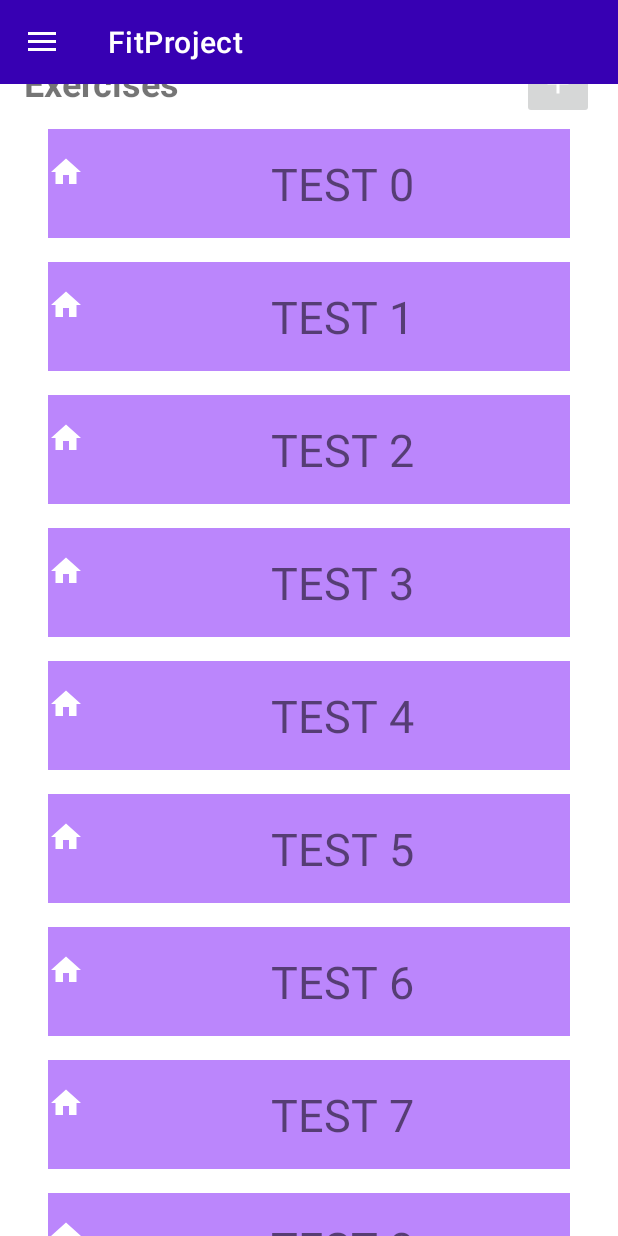
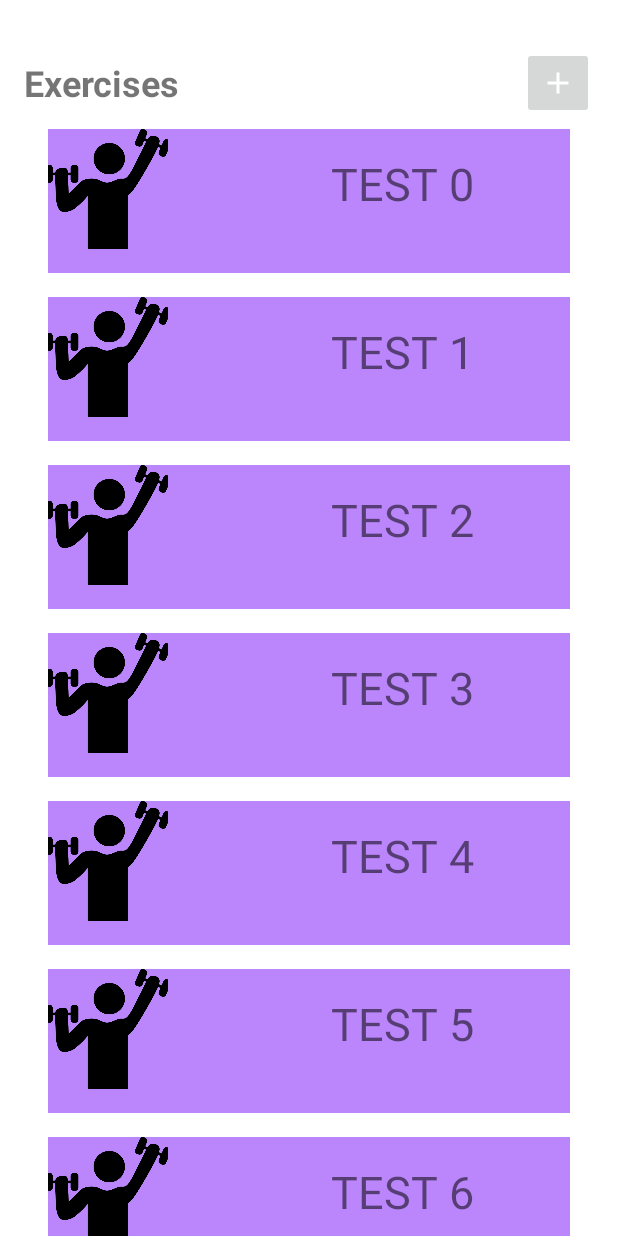
Before and after one commit to khodchenko/FitProject, an Android app: the screen it shows after launch (MainActivity), after a tap on an icon or button, on a phone screen of 412 x 824 dp. Run offline under Robolectric (Android 15) with nearby library versions, the phone set to English and light mode, and no system bars; 4 statements that could not run were skipped.

Commit message:
AlertDialog menu to add new item in RecyclerView list on NewExerciseFragment.kt

```diff
--- a/app/src/main/java/com/example/fitproject/NewExerciseFragment.kt
+++ b/app/src/main/java/com/example/fitproject/NewExerciseFragment.kt
@@ -1,23 +1,30 @@
 package com.example.fitproject
 
+
+import android.annotation.SuppressLint
+import android.app.AlertDialog
 import android.os.Bundle
 import android.view.LayoutInflater
 import android.view.View
-import android.view.ViewGroup
+import android.widget.Button
+import android.widget.EditText
 import android.widget.ImageButton
 import androidx.fragment.app.Fragment
 import androidx.recyclerview.widget.LinearLayoutManager
-
 import androidx.recyclerview.widget.RecyclerView
 import com.example.fitproject.adapters.RecyclerViewAdapter
 import com.example.fitproject.databinding.FragmentNewExerciseBinding
-import com.example.fitproject.model.DataSource
 import com.example.fitproject.model.Exercise
+import androidx.appcompat.app.AppCompatActivity
 
 
-class NewExerciseFragment : Fragment() {
 
-    companion object{
+
+
+class NewExerciseFragment : Fragment(R.layout.fragment_new_exercise) {
+
+
+    companion object {
         @JvmStatic
         fun newInstance(): NewExerciseFragment {
             val args = Bundle().apply {
@@ -30,37 +37,81 @@ class NewExerciseFragment : Fragment() {
         }
     }
 
+
     private lateinit var binding: FragmentNewExerciseBinding
 
     private lateinit var recyclerAdapter: RecyclerViewAdapter
     var exercisesList = mutableListOf<Exercise>()
     private lateinit var recyclerview: RecyclerView
     private lateinit var addNewExerciseButton: ImageButton
+    val listOfItems = mutableListOf<Exercise>()
 
 
 
-
-    override fun onCreateView(
-        inflater: LayoutInflater,
-        container: ViewGroup?,
-        savedInstanceState: Bundle?
-    ): View? {
-        return inflater.inflate(R.layout.fragment_new_exercise, container, false)
-    }
 
     override fun onViewCreated(view: View, savedInstanceState: Bundle?) {
         super.onViewCreated(view, savedInstanceState)
         binding = FragmentNewExerciseBinding.bind(view)
 
 
+        createBaseList()
 
 
-        recyclerAdapter = RecyclerViewAdapter(Exercise.createBaseList(20))
+
+        recyclerAdapter = RecyclerViewAdapter(listOfItems)
+
+
         recyclerview = binding.recyclerView
         recyclerview.layoutManager = LinearLayoutManager(requireContext())
         recyclerview.adapter = recyclerAdapter
-        recyclerview.setHasFixedSize(true)
+       // recyclerview.setHasFixedSize(true)
 
+        binding.ibAddNewExercise.setOnClickListener {
+            addNewExercise()
+        }
+    }
+
+    override fun onResume() {
+        super.onResume()
+        (activity as AppCompatActivity?)!!.supportActionBar!!.hide()
+    }
+
+    private fun createBaseList() {
+        var index = 0
+        while (index < 100){
+            listOfItems.add(Exercise(index.toLong(),"TEST $index",R.drawable.base_exercise,"test"))
+            index++
+        }
+    }
+
+    @SuppressLint("InflateParams", "NotifyDataSetChanged")
+    private fun addNewExercise(){
+        val inflater = LayoutInflater.from(activity)
+        val inflated = inflater.inflate(R.layout.dialog_add_exercise, null)
+        val imageChooseButton = inflated.findViewById<Button>(R.id.button_addImage)
+        val editText = inflated.findViewById<EditText>(R.id.editText_addExerciseName)
+
+        val addDialog = AlertDialog.Builder(activity)
+        addDialog.setView(inflated)
+            .setPositiveButton("Confirm"){
+                addDialog,_ ->
+               // val image =
+                val name = editText.text.toString()
+                listOfItems.add(Exercise((listOfItems.lastIndex)+1.toLong(),name,R.drawable.base_exercise,"test"))
+                recyclerAdapter.notifyDataSetChanged()
+                addDialog.dismiss()
+            }
+            .setNegativeButton("Cancel"){
+                addDialog,_->
+                addDialog.dismiss()
+            }
+            .create()
+            .show()
 
     }
+
+    override fun onStop() {
+        super.onStop()
+        (activity as AppCompatActivity?)!!.supportActionBar!!.show()
+    }
 }
--- a/app/src/main/java/com/example/fitproject/adapters/RecyclerViewAdapter.kt
+++ b/app/src/main/java/com/example/fitproject/adapters/RecyclerViewAdapter.kt
@@ -1,16 +1,21 @@
 package com.example.fitproject.adapters
 
+import android.annotation.SuppressLint
 import android.view.LayoutInflater
 import android.view.View
 import android.view.ViewGroup
 import android.widget.ImageView
 import android.widget.TextView
+import android.widget.Toast
 import androidx.recyclerview.widget.RecyclerView
 import com.example.fitproject.R
-import com.example.fitproject.model.DataSource
 import com.example.fitproject.model.Exercise
+import com.example.fitproject.model.ExerciseService
 
-class RecyclerViewAdapter(val dataSet: ArrayList<Exercise>) :  RecyclerView.Adapter<RecyclerViewAdapter.ViewHolder>(){
+
+class RecyclerViewAdapter(
+    var dataSet: List<Exercise>
+) : RecyclerView.Adapter<RecyclerViewAdapter.ViewHolder>(){
 
 
     class ViewHolder(view: View) : RecyclerView.ViewHolder(view) {
@@ -37,13 +42,16 @@ class RecyclerViewAdapter(val dataSet: ArrayList<Exercise>) :  RecyclerView.Adap
     // Replace the contents of a view (invoked by the layout manager)
     override fun onBindViewHolder(viewHolder: ViewHolder, position: Int) {
         val currentItem = dataSet[position]
-        // Get element from your dataset at this position and replace the
-        // contents of the view with that element
+
+        viewHolder.imageView.tag = dataSet //click
+
         viewHolder.textView.text = currentItem.name
-        viewHolder.imageView.setImageResource(currentItem.image)  //todo change to specific image
+        viewHolder.imageView.setImageResource(currentItem.image)
     }
 
     // Return the size of your dataset (invoked by the layout manager)
     override fun getItemCount() = dataSet.size
 
+
+
 }
--- a/app/src/main/java/com/example/fitproject/model/Exercise.kt
+++ b/app/src/main/java/com/example/fitproject/model/Exercise.kt
@@ -10,22 +10,4 @@ data class Exercise(
     @DrawableRes
     val image: Int,
     val description: String
-) {
-    companion object {
-
-        fun createBaseList(numExercises: Int): ArrayList<Exercise> {
-            val exercise = ArrayList<Exercise>()
-            var i =0
-            while (i != numExercises){
-                exercise.add(Exercise(i.toLong(),"TEST ${i}",R.drawable.ic_home,"TEST" ))
-                i++
-            }
-            return exercise
-        }
-
-        fun addNewExercise(putLastId:Long,imageResource: Drawable, exerciseName: String) {
-            val exercise = ArrayList<Exercise>()
-            exercise.add(Exercise(1,exerciseName,R.drawable.ic_home,"TEST" ))
-        }
-    }
-}
+)
--- a/app/src/main/java/com/example/fitproject/screens/ExercisesFragment.kt
+++ b/app/src/main/java/com/example/fitproject/screens/ExercisesFragment.kt
@@ -1,9 +1,6 @@
 package com.example.fitproject.screens
 
-import android.os.Bundle
-import android.view.LayoutInflater
-import android.view.View
-import android.view.ViewGroup
+
 import androidx.fragment.app.Fragment
 import com.example.fitproject.R
 
--- a/app/src/main/java/com/example/fitproject/screens/LoginFragment.kt
+++ b/app/src/main/java/com/example/fitproject/screens/LoginFragment.kt
@@ -1,9 +1,8 @@
 package com.example.fitproject.screens
 
-import android.os.Bundle
-import android.view.View
+
 import androidx.fragment.app.Fragment
-import androidx.navigation.fragment.findNavController
+
 import com.example.fitproject.R
 
 class LoginFragment : Fragment(R.layout.fragment_login)
--- a/app/src/main/java/com/example/fitproject/screens/MainFragment.kt
+++ b/app/src/main/java/com/example/fitproject/screens/MainFragment.kt
@@ -9,7 +9,7 @@ import android.view.animation.AnimationUtils
 import android.widget.TextView
 import android.widget.Toast
 
-import androidx.appcompat.widget.AppCompatTextView
+
 import androidx.fragment.app.Fragment
 import androidx.fragment.app.FragmentManager
 import androidx.viewpager2.widget.ViewPager2
--- a/app/src/main/res/layout/add_exersice_item.xml
+++ b/app/src/main/res/layout/add_exersice_item.xml
@@ -9,7 +9,7 @@
     <androidx.constraintlayout.widget.ConstraintLayout
         android:id="@+id/constraintLayout"
         android:layout_width="match_parent"
-        android:layout_height="match_parent"
+        android:layout_height="wrap_content"
         android:paddingBottom="16dp"
         android:layout_marginStart="24dp"
         android:background="@color/purple_200"
@@ -20,27 +20,32 @@
 
         <ImageView
             android:id="@+id/iv_exerciseItem"
-            android:layout_width="wrap_content"
-            android:layout_height="wrap_content"
+            android:layout_width="80dp"
+            android:layout_height="80dp"
+            android:background="?android:attr/selectableItemBackgroundBorderless"
             android:src="@mipmap/ic_launcher_round"
             app:layout_constraintBottom_toBottomOf="parent"
             app:layout_constraintStart_toStartOf="parent"
             app:layout_constraintTop_toTopOf="parent"
+            app:layout_constraintVertical_bias="0.0"
+            tools:background="?android:attr/selectableItemBackgroundBorderless"
             tools:srcCompat="@tools:sample/avatars" />
 
         <TextView
             android:id="@+id/tv_exersiceItem"
             android:layout_width="wrap_content"
             android:layout_height="wrap_content"
-            android:text="Exercise Description"
             android:layout_marginStart="28dp"
             android:layout_marginTop="16dp"
             android:layout_marginEnd="8dp"
+            android:text="Exercise Description"
             android:textSize="30sp"
             app:layout_constraintBottom_toBottomOf="parent"
             app:layout_constraintEnd_toEndOf="parent"
+            app:layout_constraintHorizontal_bias="0.588"
             app:layout_constraintStart_toEndOf="@+id/iv_exerciseItem"
-            app:layout_constraintTop_toTopOf="parent" />
+            app:layout_constraintTop_toTopOf="parent"
+            app:layout_constraintVertical_bias="0.0" />
     </androidx.constraintlayout.widget.ConstraintLayout>
 
 </LinearLayout>
```
Also changed, not shown: app/src/main/java/com/example/fitproject/App.kt (added, +9 -0 lines), app/src/main/java/com/example/fitproject/NoticeDialogFragment.kt (deleted, +0 -19 lines), app/src/main/java/com/example/fitproject/model/ExerciseService.kt (added, +58 -0 lines), app/src/main/res/drawable/base_exercise.png (added), app/src/main/res/layout/dialog_add_exercise.xml (renamed from app/src/main/res/layout/dialog_signin.xml).
